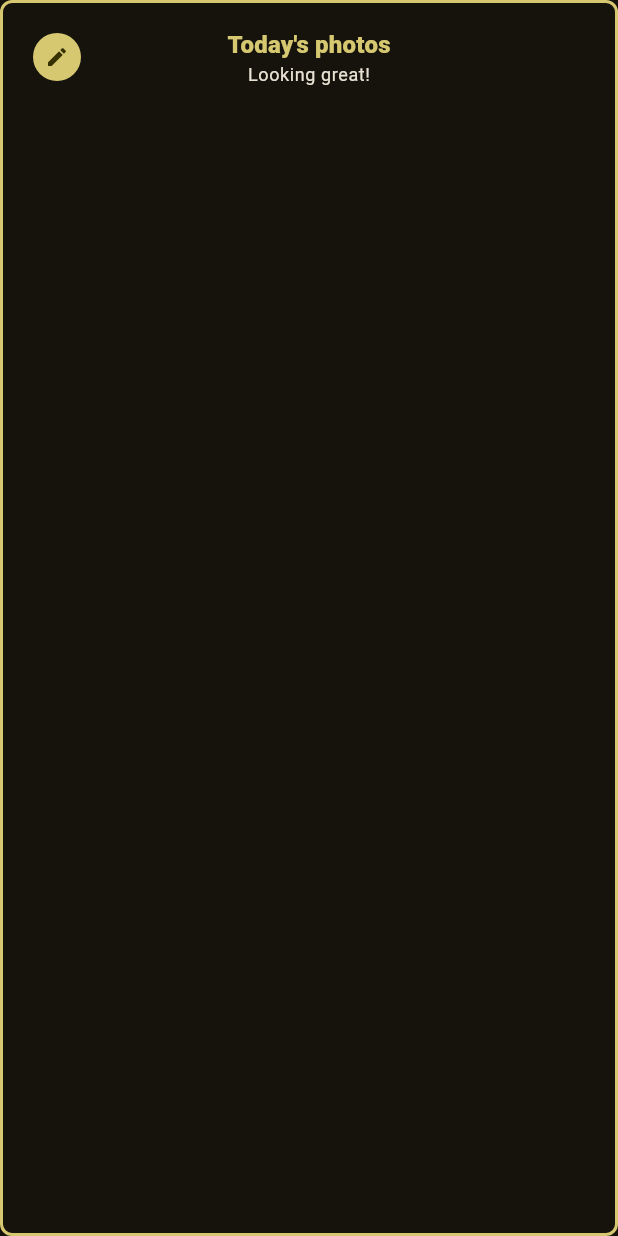
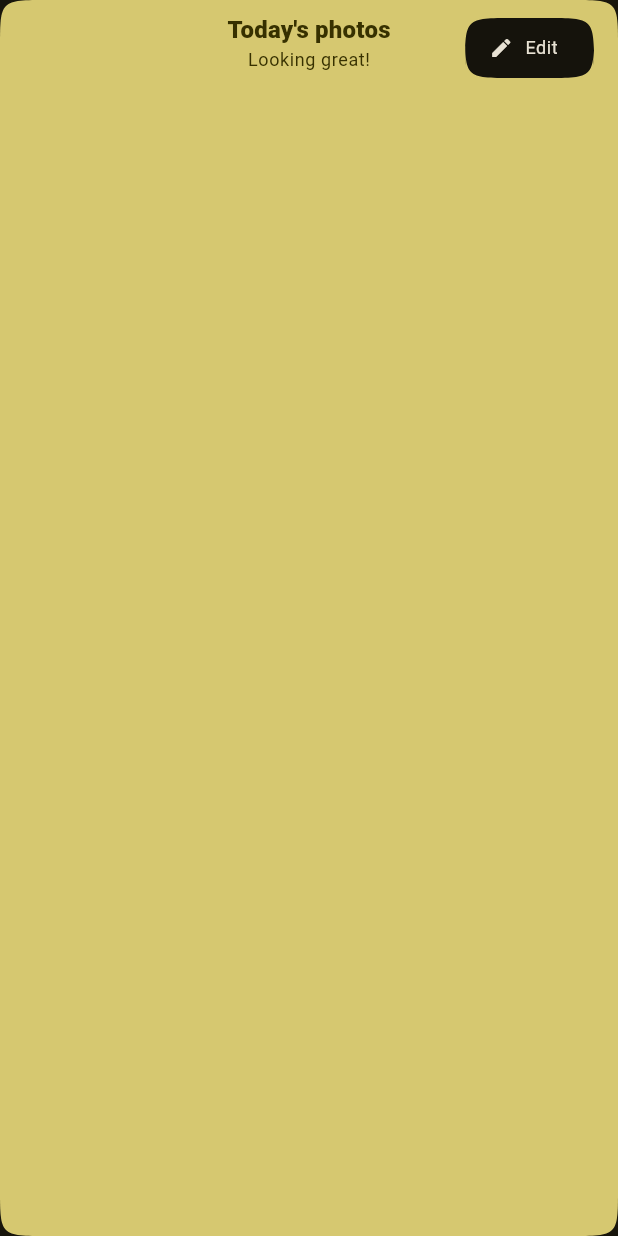
Before and after one commit to MohnDoe/progres-app-flutter, a Flutter app: the TodayEntryHighlight widget shown alone on an empty page, opened directly with empty values, on a phone screen of 412 x 824 dp. Run offline on Flutter 3.47's test engine with Material 3 defaults, Android fonts, the phone set to English and light mode, and no system bars; our stand-ins replace flex_color_scheme, flutter_expandable_fab, flutter_riverpod, font_awesome_flutter, image_picker, logger and 2 more; missing offline and left inert: ffmpeg_kit_flutter_new.

Commit message:
small UI tweaks

```diff
--- a/lib/src/features/entries/list/widgets/bottom_sheet/widgets/entry_item.dart
+++ b/lib/src/features/entries/list/widgets/bottom_sheet/widgets/entry_item.dart
@@ -66,7 +66,7 @@ class EntryImages extends StatelessWidget {
               clipBehavior: Clip.antiAlias,
               clipper: ShapeBorderClipper(
                 shape: ContinuousRectangleBorder(
-                  borderRadius: BorderRadius.all(Radius.circular(8)),
+                  borderRadius: BorderRadius.all(Radius.circular(20)),
                 ),
               ),
               child: SizedBox(
--- a/lib/src/features/entries/list/widgets/bottom_sheet/widgets/today_entry_highlight.dart
+++ b/lib/src/features/entries/list/widgets/bottom_sheet/widgets/today_entry_highlight.dart
@@ -16,14 +16,27 @@ class _TodayEntryHighlightState extends State<TodayEntryHighlight> {
   Widget build(BuildContext context) {
     return Container(
       decoration: BoxDecoration(
-        borderRadius: BorderRadius.all(Radius.circular(8)),
-        border: Border.all(
-          color: Theme.of(context).primaryColor,
-          width: 2,
-          strokeAlign: BorderSide.strokeAlignInside,
+        boxShadow: [
+          BoxShadow(
+            color: Theme.of(context).colorScheme.primaryContainer.withAlpha(80),
+            blurRadius: 64,
+            spreadRadius: -16,
+          ),
+        ],
+      ),
+      child: ClipPath(
+        clipBehavior: Clip.antiAlias,
+        clipper: ShapeBorderClipper(
+          shape: ContinuousRectangleBorder(
+            borderRadius: BorderRadius.all(Radius.circular(32)),
           ),
         ),
-      padding: const EdgeInsets.all(16),
+        child: Container(
+          decoration: BoxDecoration(
+            // borderRadius: BorderRadius.all(Radius.circular(16)),
+            color: Theme.of(context).colorScheme.primary,
+          ),
+          padding: const EdgeInsets.only(top: 8, left: 8, right: 8, bottom: 8),
           child: Stack(
             children: [
               Column(
@@ -31,20 +44,21 @@ class _TodayEntryHighlightState extends State<TodayEntryHighlight> {
                   Text(
                     "Today's photos",
                     style: Theme.of(context).textTheme.titleMedium!.copyWith(
-                  color: Theme.of(context).colorScheme.primary,
+                      color: Theme.of(context).colorScheme.onPrimary,
                       fontWeight: FontWeight.w900,
                     ),
                   ),
                   Text(
                     "Looking great!",
                     style: Theme.of(context).textTheme.bodySmall!.copyWith(
-                  color: Theme.of(context).colorScheme.onSurface,
+                      color: Theme.of(context).colorScheme.onPrimary,
                     ),
                   ),
                   const SizedBox(height: 16),
                   GridView.count(
                     primary: false,
-                shrinkWrap: true, // Allow GridView to size itself vertically
+                    shrinkWrap:
+                        true, // Allow GridView to size itself vertically
                     physics:
                         const NeverScrollableScrollPhysics(), // Disable scrolling if it's not desired within this small grid
                     crossAxisCount: 3,
@@ -57,7 +71,9 @@ class _TodayEntryHighlightState extends State<TodayEntryHighlight> {
                             clipBehavior: Clip.antiAlias,
                             clipper: ShapeBorderClipper(
                               shape: ContinuousRectangleBorder(
-                            borderRadius: BorderRadius.all(Radius.circular(32)),
+                                borderRadius: BorderRadius.all(
+                                  Radius.circular(48),
+                                ),
                               ),
                             ),
                             child: Container(
@@ -75,19 +91,36 @@ class _TodayEntryHighlightState extends State<TodayEntryHighlight> {
                 ],
               ),
               Positioned(
-            left: 0,
-            child: IconButton.filled(
+                right: 8,
+                child: FilledButton.icon(
+                  style: Theme.of(context).filledButtonTheme.style!.copyWith(
+                    shape: WidgetStateProperty.all<ContinuousRectangleBorder>(
+                      ContinuousRectangleBorder(
+                        borderRadius: BorderRadius.all(Radius.circular(32)),
+                      ),
+                    ),
+                    backgroundColor: WidgetStateProperty.all(
+                      Theme.of(context).colorScheme.surface,
+                    ),
+                  ),
                   onPressed: widget.onTapEdit,
-              visualDensity: VisualDensity.compact,
+                  label: Text(
+                    "Edit",
+                    style: Theme.of(context).textTheme.bodySmall!.copyWith(
+                      color: Theme.of(context).colorScheme.onSurface,
+                    ),
+                  ),
                   icon: Icon(
                     Icons.edit,
                     size: 16,
-                color: Theme.of(context).colorScheme.onPrimary,
+                    color: Theme.of(context).colorScheme.onSurface,
                   ),
                 ),
               ),
             ],
           ),
+        ),
+      ),
     );
   }
 }
```
Lines whose indentation alone changed are shown as unchanged.
